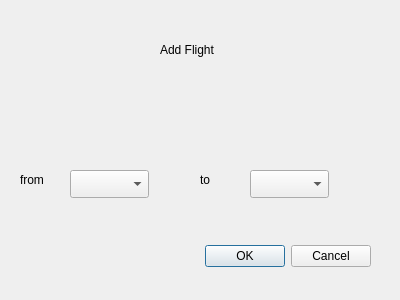
The window that addflight.ui (SherifHamdy23/Expedia_Cpp) describes before a commit, drawn with Qt 5.
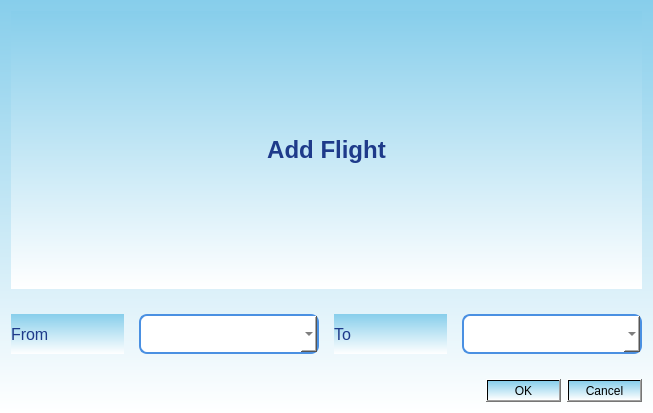
The same window after the commit. Icons and pictures are not drawn.

Diff of the .ui file:
```diff
--- a/addflight.ui
+++ b/addflight.ui
@@ -6,88 +6,121 @@
    <rect>
     <x>0</x>
     <y>0</y>
-    <width>400</width>
-    <height>300</height>
+    <width>653</width>
+    <height>413</height>
    </rect>
   </property>
   <property name="windowTitle">
    <string>Dialog</string>
   </property>
-  <widget class="QDialogButtonBox" name="buttonBox">
-   <property name="geometry">
-    <rect>
-     <x>30</x>
-     <y>240</y>
-     <width>341</width>
-     <height>32</height>
-    </rect>
+  <property name="styleSheet">
+   <string>background: qlineargradient(x1:0, y1:0, x2:0, y2:1, stop:0 #87CEEB, stop:1 #FFFFFF);
+           background-image: url('https://www.transparentpng.com/thumb/plane/transparent-airplane-png-image-2.png');
+           background-repeat: no-repeat;
+           background-position: center 50%;
+           background-size: 100px;</string>
+  </property>
+  <layout class="QVBoxLayout" name="verticalLayout">
+   <property name="spacing">
+    <number>25</number>
    </property>
-   <property name="orientation">
-    <enum>Qt::Orientation::Horizontal</enum>
-   </property>
-   <property name="standardButtons">
-    <set>QDialogButtonBox::StandardButton::Cancel|QDialogButtonBox::StandardButton::Ok</set>
-   </property>
-  </widget>
-  <widget class="QLabel" name="label">
-   <property name="geometry">
-    <rect>
-     <x>160</x>
-     <y>40</y>
-     <width>71</width>
-     <height>20</height>
-    </rect>
-   </property>
-   <property name="text">
-    <string>Add Flight</string>
-   </property>
-  </widget>
-  <widget class="QLabel" name="label_2">
-   <property name="geometry">
-    <rect>
-     <x>20</x>
-     <y>170</y>
-     <width>41</width>
-     <height>20</height>
-    </rect>
-   </property>
-   <property name="text">
-    <string>from</string>
-   </property>
-  </widget>
-  <widget class="QComboBox" name="comboBox">
-   <property name="geometry">
-    <rect>
-     <x>70</x>
-     <y>170</y>
-     <width>79</width>
-     <height>28</height>
-    </rect>
-   </property>
-  </widget>
-  <widget class="QComboBox" name="comboBox_2">
-   <property name="geometry">
-    <rect>
-     <x>250</x>
-     <y>170</y>
-     <width>79</width>
-     <height>28</height>
-    </rect>
-   </property>
-  </widget>
-  <widget class="QLabel" name="label_3">
-   <property name="geometry">
-    <rect>
-     <x>200</x>
-     <y>170</y>
-     <width>41</width>
-     <height>20</height>
-    </rect>
-   </property>
-   <property name="text">
-    <string>to</string>
-   </property>
-  </widget>
+   <item>
+    <widget class="QLabel" name="label">
+     <property name="font">
+      <font>
+       <pointsize>18</pointsize>
+       <bold>true</bold>
+      </font>
+     </property>
+     <property name="styleSheet">
+      <string>color: #1E3A8A; text-shadow: 1px 1px 3px rgba(0, 0, 0, 0.2);</string>
+     </property>
+     <property name="text">
+      <string>Add Flight</string>
+     </property>
+     <property name="alignment">
+      <set>Qt::AlignmentFlag::AlignCenter</set>
+     </property>
+    </widget>
+   </item>
+   <item>
+    <layout class="QHBoxLayout" name="horizontalLayout">
+     <property name="spacing">
+      <number>15</number>
+     </property>
+     <item>
+      <widget class="QLabel" name="label_2">
+       <property name="font">
+        <font>
+         <pointsize>12</pointsize>
+        </font>
+       </property>
+       <property name="styleSheet">
+        <string>color: #1E3A8A; qproperty-icon: url('https://www.svgrepo.com/show/126156/plane-takeoff.svg'); qproperty-iconSize: 20px 20px;</string>
+       </property>
+       <property name="text">
+        <string>From</string>
+       </property>
+      </widget>
+     </item>
+     <item>
+      <widget class="QComboBox" name="comboBox">
+       <property name="minimumSize">
+        <size>
+         <width>180</width>
+         <height>40</height>
+        </size>
+       </property>
+       <property name="styleSheet">
+        <string>background-color: #FFFFFF; border: 2px solid #4A90E2; border-radius: 8px; padding: 5px; color: #333333;</string>
+       </property>
+      </widget>
+     </item>
+     <item>
+      <widget class="QLabel" name="label_3">
+       <property name="font">
+        <font>
+         <pointsize>12</pointsize>
+        </font>
+       </property>
+       <property name="styleSheet">
+        <string>color: #1E3A8A; qproperty-icon: url('https://www.svgrepo.com/show/126157/plane-landing.svg'); qproperty-iconSize: 20px 20px;</string>
+       </property>
+       <property name="text">
+        <string>To</string>
+       </property>
+      </widget>
+     </item>
+     <item>
+      <widget class="QComboBox" name="comboBox_2">
+       <property name="minimumSize">
+        <size>
+         <width>180</width>
+         <height>40</height>
+        </size>
+       </property>
+       <property name="styleSheet">
+        <string>background-color: #FFFFFF; border: 2px solid #4A90E2; border-radius: 8px; padding: 5px; color: #333333;</string>
+       </property>
+      </widget>
+     </item>
+    </layout>
+   </item>
+   <item>
+    <widget class="QDialogButtonBox" name="buttonBox">
+     <property name="styleSheet">
+      <string>QPushButton:enabled[text=&quot;OK&quot;] { background-color: #4A90E2; color: white; border-radius: 8px; padding: 8px; min-width: 100px; }
+              QPushButton:enabled[text=&quot;Cancel&quot;] { background-color: #F5A623; color: white; border-radius: 8px; padding: 8px; min-width: 100px; }</string>
+     </property>
+     <property name="orientation">
+      <enum>Qt::Orientation::Horizontal</enum>
+     </property>
+     <property name="standardButtons">
+      <set>QDialogButtonBox::StandardButton::Cancel|QDialogButtonBox::StandardButton::Ok</set>
+     </property>
+    </widget>
+   </item>
+  </layout>
  </widget>
  <resources/>
  <connections>
```
Left out of the diff: 18 changed lines with no effect on the pictures.
